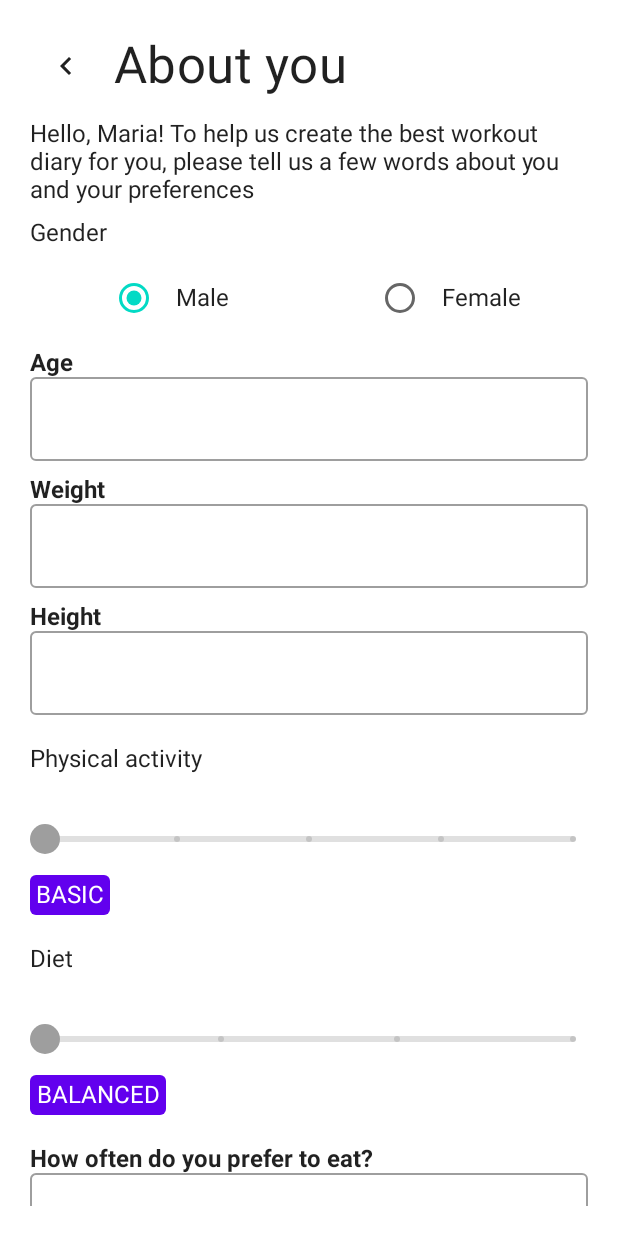
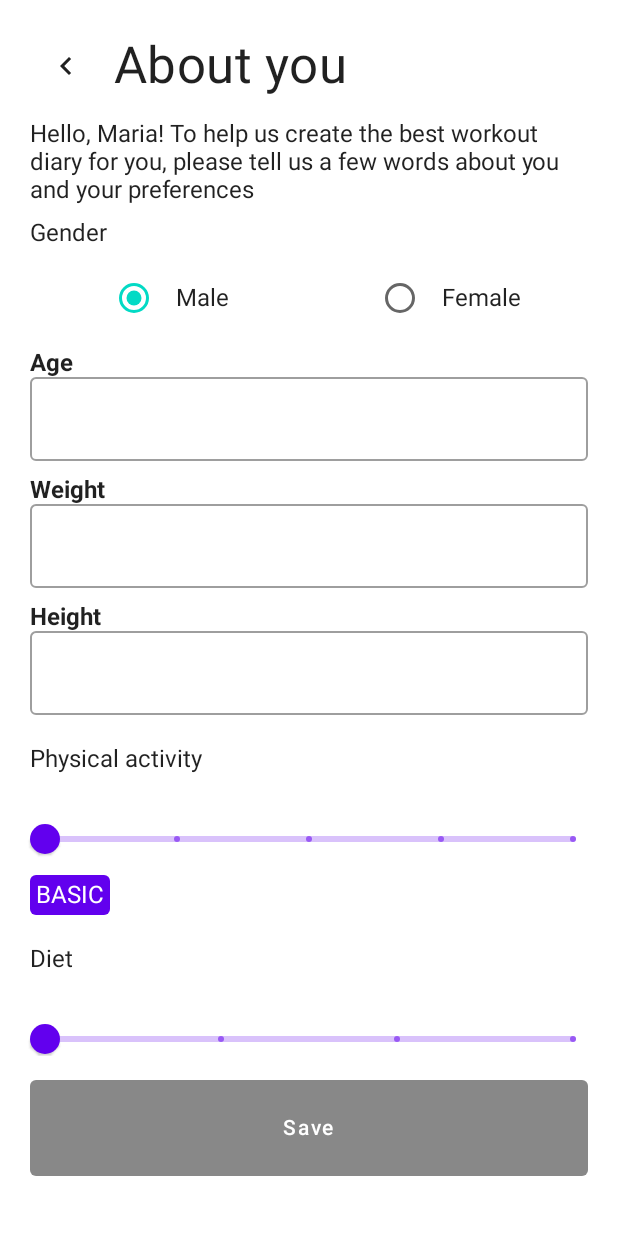
Before and after one commit to converse0/go-great, an Android app built with Jetpack Compose: the AboutScreen screen opened through its navigation route, on a phone screen of 412 x 824 dp. Run offline under Robolectric (Android 15) with nearby library versions, the phone set to English and light mode, and no system bars; our stand-ins replace Dagger/Hilt's generated code.

Commit message:
fix buttons

```diff
--- a/app/src/main/java/com/masuta/gogreat/presentation/auth/AboutScreen.kt
+++ b/app/src/main/java/com/masuta/gogreat/presentation/auth/AboutScreen.kt
@@ -83,8 +83,11 @@ fun AboutForm(
 
     val keyboardController = LocalSoftwareKeyboardController.current
 
+    Box(
+        modifier = Modifier.fillMaxWidth()
+    ) {
         LazyColumn(
-        modifier = Modifier.fillMaxWidth()
+            modifier = Modifier.fillMaxWidth().padding(bottom = 100.dp)
         ) {
             item {
                 Text(
@@ -140,7 +143,6 @@ fun AboutForm(
                     selectedItem = physicalActivity,
                     valueRange = 0f..listActivity.size.minus(1).toFloat(),
                     finiteEnd = true,
-                enabled = false,
                     items = listActivity
                 )
                 Spacer(Modifier.height(20.dp))
@@ -159,7 +161,6 @@ fun AboutForm(
                     selectedItem = diet,
                     valueRange = 0f..listDiet.size.minus(1).toFloat(),
                     finiteEnd = true,
-                enabled = false,
                     items = listDiet
                 )
                 Spacer(Modifier.height(20.dp))
@@ -178,6 +179,8 @@ fun AboutForm(
                     keyboardType = KeyboardType.Number,
                     onChangeValue = { desiredWeight.value = it},
                 )
+            }
+        }
         TextButton(
             onClick = {
                 viewModel.setParameters(
@@ -195,14 +198,17 @@ fun AboutForm(
             colors = ButtonDefaults.buttonColors(backgroundColor = Color.Gray),
             modifier = Modifier
                 .fillMaxWidth()
-                    .padding(vertical = 60.dp)
+                .align(Alignment.BottomCenter)
+                .padding(
+                    top = 40.dp,
+                    bottom = 20.dp
+                )
         ) {
             Text(
                 text = "Save",
                 color = Color.White,
                 modifier = Modifier.padding(vertical = 16.dp)
             )
-            }
         }
     }
 }
--- a/app/src/main/java/com/masuta/gogreat/presentation/components/SliderWithText.kt
+++ b/app/src/main/java/com/masuta/gogreat/presentation/components/SliderWithText.kt
@@ -138,7 +138,7 @@ fun SliderWithLabelUserActivity(
     selectedItem: MutableState<UserActivity>,
     valueRange: ClosedFloatingPointRange<Float>,
     finiteEnd: Boolean,
-    enabled: Boolean,
+    enabled: Boolean = true,
     labelMinWidth: Dp = 24.dp,
     items: List<UserActivity>
 ) {
```
Lines whose indentation alone changed are shown as unchanged.
